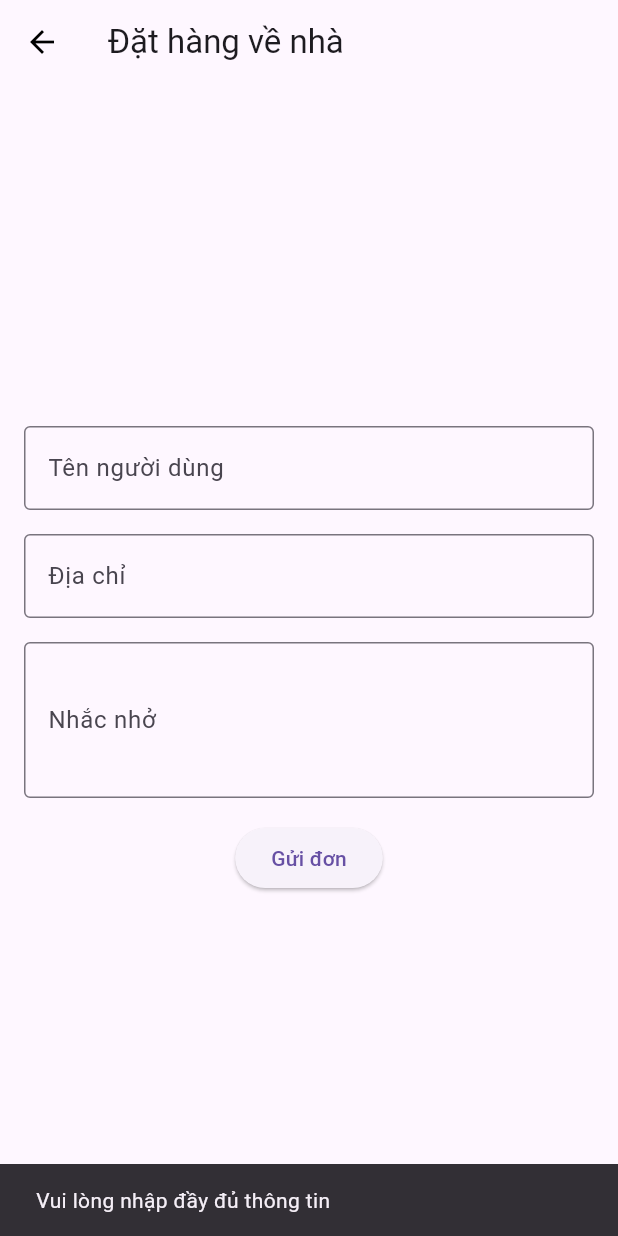
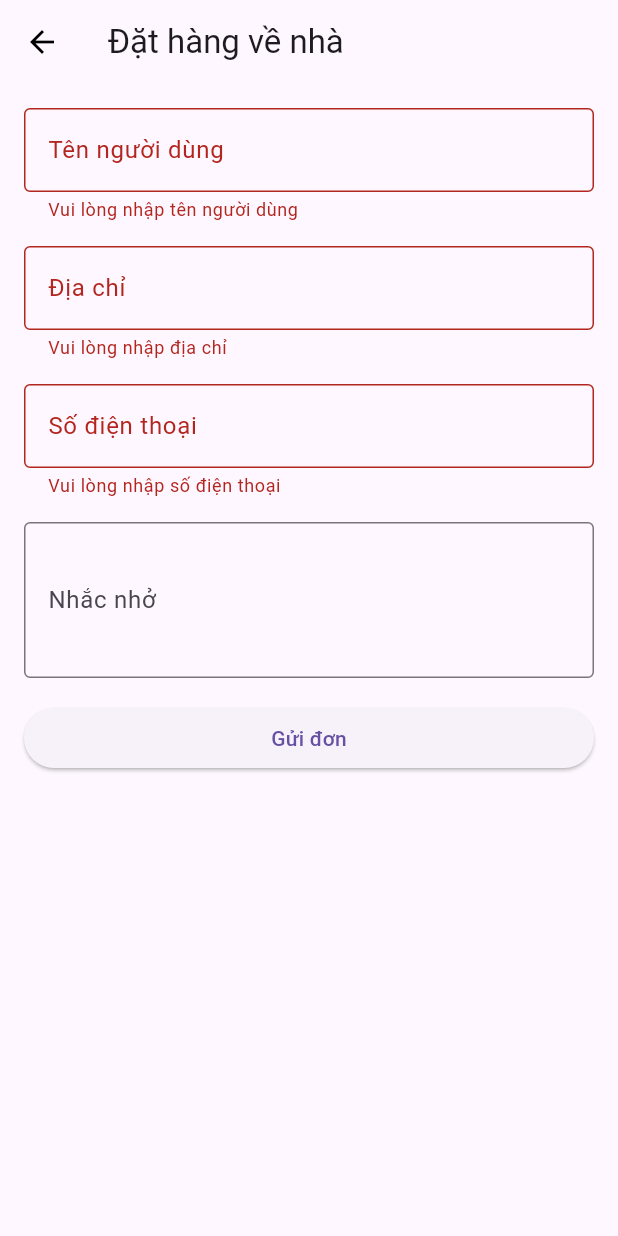
Before and after one commit to hoangviet24/Coffee_Flutter, a Flutter app: the OrderHomePage screen opened directly with empty values, after a tap on "Gửi đơn", on a phone screen of 412 x 824 dp. Run offline on Flutter 3.47's test engine with Material 3 defaults, Android fonts, the phone set to English and light mode, and no system bars; our stand-ins replace liquid_pull_to_refresh, scrollable_positioned_list, shared_preferences, sqflite; missing offline and left inert: flutter_email_sender; accounts and stored records are empty.

Commit message:
Add order

```diff
--- a/lib/Data/Product.dart
+++ b/lib/Data/Product.dart
@@ -26,7 +26,7 @@ class Product {
       name: map['name'],
       path: map['path'],
       title: map['title'],
-      money: map['money'],
+      money: (map['money'] as int).toDouble(),
     );
   }
 }
--- a/lib/Order/orderAtHome.dart
+++ b/lib/Order/orderAtHome.dart
@@ -16,28 +16,22 @@ class OrderHomePage extends StatefulWidget {
 class _OrderHomePageState extends State<OrderHomePage> {
   final TextEditingController _nameController = TextEditingController();
   final TextEditingController _addressController = TextEditingController();
+  final TextEditingController _phoneController = TextEditingController();
   final TextEditingController _reminderController = TextEditingController();
+
+  final _formKey = GlobalKey<FormState>();
 
   @override
   void dispose() {
     _nameController.dispose();
     _addressController.dispose();
+    _phoneController.dispose();
     _reminderController.dispose();
     super.dispose();
   }
 
   void _submitOrder() {
-    final name = _nameController.text;
-    final address = _addressController.text;
-    final reminder = _reminderController.text;
-
-    if (name.isEmpty || address.isEmpty || reminder.isEmpty) {
-      ScaffoldMessenger.of(context).showSnackBar(
-        const SnackBar(content: Text('Vui lòng nhập đầy đủ thông tin')),
-      );
-      return;
-    }
-
+    if (_formKey.currentState!.validate()) {
       Navigator.push(
         context,
         MaterialPageRoute(
@@ -47,6 +41,7 @@ class _OrderHomePageState extends State<OrderHomePage> {
         ),
       );
     }
+  }
 
   @override
   Widget build(BuildContext context) {
@@ -54,25 +49,60 @@ class _OrderHomePageState extends State<OrderHomePage> {
       appBar: AppBar(
         title: const Text('Đặt hàng về nhà'),
       ),
-      body: Padding(
+      body: SingleChildScrollView(
         padding: const EdgeInsets.all(16.0),
+        child: Form(
+          key: _formKey,
           child: Column(
             mainAxisAlignment: MainAxisAlignment.center,
+            crossAxisAlignment: CrossAxisAlignment
+                .stretch, // Đảm bảo các trường chiếm toàn bộ chiều rộng
             children: [
-            TextField(
+              TextFormField(
                 controller: _nameController,
                 decoration: const InputDecoration(
                   labelText: 'Tên người dùng',
                   border: OutlineInputBorder(),
                 ),
+                validator: (value) {
+                  if (value == null || value.isEmpty) {
+                    return 'Vui lòng nhập tên người dùng';
+                  }
+                  return null;
+                },
               ),
               const SizedBox(height: 16.0),
-            TextField(
+              TextFormField(
                 controller: _addressController,
                 decoration: const InputDecoration(
                   labelText: 'Địa chỉ',
                   border: OutlineInputBorder(),
                 ),
+                validator: (value) {
+                  if (value == null || value.isEmpty) {
+                    return 'Vui lòng nhập địa chỉ';
+                  }
+                  return null;
+                },
+              ),
+              const SizedBox(height: 16.0),
+              TextFormField(
+                controller: _phoneController,
+                decoration: const InputDecoration(
+                  labelText: 'Số điện thoại',
+                  border: OutlineInputBorder(),
+                ),
+                keyboardType: TextInputType.phone,
+                validator: (value) {
+                  if (value == null || value.isEmpty) {
+                    return 'Vui lòng nhập số điện thoại';
+                  }
+                  final phoneRegExp = RegExp(r'^(?:[+0]9)?[0-9]{10,12}$');
+                  if (!phoneRegExp.hasMatch(value)) {
+                    return 'Vui lòng nhập số điện thoại hợp lệ';
+                  }
+                  return null;
+                },
               ),
               const SizedBox(height: 16.0),
               TextField(
@@ -91,6 +121,7 @@ class _OrderHomePageState extends State<OrderHomePage> {
             ],
           ),
         ),
+      ),
     );
   }
 }
--- a/lib/Order/orderSelection.dart
+++ b/lib/Order/orderSelection.dart
@@ -55,7 +55,7 @@ class OrderSelectionPage extends StatelessWidget {
       margin: const EdgeInsets.symmetric(vertical: 10),
       child: ListTile(
         contentPadding: const EdgeInsets.all(16),
-        leading: Icon(icon, size: 40, color: Theme.of(context).primaryColor),
+        leading: Icon(icon, size: 40),
         title: Text(
           title,
           style: const TextStyle(fontSize: 18, fontWeight: FontWeight.bold),
--- a/lib/pages/Home/productDetail.dart
+++ b/lib/pages/Home/productDetail.dart
@@ -86,8 +86,8 @@ class ProductDetailPage extends StatelessWidget {
                         title: title,
                         money: money));
                     ScaffoldMessenger.of(context).showSnackBar(
-                      const SnackBar(
-                        content: Text('Sản phẩm đã được thêm vào giỏ hàng'),
+                      SnackBar(
+                        content: Text('${imageName} đã được thêm vào giỏ hàng'),
                         duration: Duration(milliseconds: 200),
                       ),
                     );
--- a/lib/pages/Manage/QR.dart
+++ b/lib/pages/Manage/QR.dart
@@ -15,7 +15,6 @@ class QRScreen extends StatelessWidget {
     final qrData = 'Total Price: \$${totalPrice.toStringAsFixed(2)}';
 
     return Scaffold(
-      backgroundColor: Colors.white, // Thay đổi màu nền của Scaffold
       appBar: AppBar(
         title: const Text('Mã QR Thanh Toán'),
         centerTitle: true,
--- a/lib/pages/taskbar/Coffee/taskCoffee.dart
+++ b/lib/pages/taskbar/Coffee/taskCoffee.dart
@@ -131,9 +131,9 @@ class _taskCoffeeState extends State<taskCoffee> {
                             cartModel
                                 .add(product); // Thêm sản phẩm vào giỏ hàng
                             ScaffoldMessenger.of(context).showSnackBar(
-                              const SnackBar(
-                                content:
-                                    Text('Sản phẩm đã được thêm vào giỏ hàng'),
+                              SnackBar(
+                                content: Text(
+                                    '${product.name} đã được thêm vào giỏ hàng'),
                                 duration: Duration(milliseconds: 200),
                               ),
                             );
--- a/lib/services/CartModel.dart
+++ b/lib/services/CartModel.dart
@@ -44,7 +44,7 @@ class CartModel extends ChangeNotifier {
         return Product(
           name: maps[i]['name'],
           title: maps[i]['title'],
-          money: (maps[i]['money'] as int).toDouble(),
+          money: maps[i]['money'],
           path: maps[i]['path'],
         );
       });
--- a/lib/services/page.dart
+++ b/lib/services/page.dart
@@ -46,10 +46,6 @@ class _UserDataPageState extends State<UserDataPage> {
   @override
   Widget build(BuildContext context) {
     return Scaffold(
-      appBar: AppBar(
-        title: const Text('Coffee'),
-        actions: _buildAppBarActions(),
-      ),
       body: FutureBuilder<Users?>(
         future: _currentUserFuture,
         builder: (context, snapshot) {
@@ -60,7 +56,6 @@ class _UserDataPageState extends State<UserDataPage> {
           } else if (!snapshot.hasData) {
             return const Center(child: LoginScreen());
           }
-
           final user = snapshot.data!;
           return Padding(
             padding: const EdgeInsets.all(16.0),
```
Also changed, not shown: lib/Order/orderAtTable.dart (+32 -13 lines), lib/pages/Home/hot.dart (+23 -9 lines), lib/pages/Home/other.dart (+17 -7 lines), lib/pages/Home/suggest.dart (+17 -7 lines), lib/pages/Manage/Cart.dart (+22 -8 lines), lib/pages/taskbar/Cake/taskCake.dart (+17 -8 lines), lib/pages/taskbar/Coffee/taskJuice.dart (+17 -8 lines), lib/pages/taskbar/Coffee/taskMilk.dart (+17 -8 lines). Lines whose indentation alone changed are shown as unchanged.
